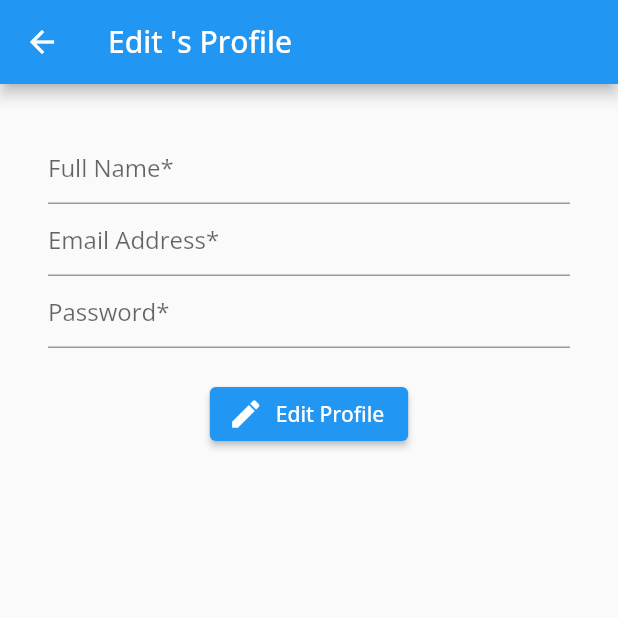
After one commit to pea10164268/reward_system, a Flutter app: the ProfileScreen screen opened by its route, after a tap on the "edit" icon, on a phone screen of 412 x 824 dp, the top half of it. The commit adds this screen. Run offline on Flutter 3.47's test engine with Material 2 defaults, Android fonts, the phone set to English and light mode, and no system bars; our stand-ins replace cloud_firestore, firebase_auth, firebase_core, google_fonts; accounts and stored records are empty.

Commit message:
Edit profile page created

```diff
--- a/reward_system/lib/Login/login_screen.dart
+++ b/reward_system/lib/Login/login_screen.dart
@@ -26,9 +26,11 @@ class _LoginScreenState extends State<LoginScreen> {
       Navigator.popAndPushNamed(context, '/tabs');
     } on FirebaseAuthException catch (e) {
       if (e.code == 'user-not-found') {
-        debugPrint('No user found with that email address.');
+        return const AlertDialog(
+            title: Text('No user found with that email address.'));
       } else if (e.code == 'wrong-password') {
-        debugPrint('Wrong password provided for that user.');
+        return const AlertDialog(
+            title: Text('Wrong password provided for that user.'));
       }
     }
   }
--- /dev/null
+++ b/reward_system/lib/Tabs/Profile/profile_edit.dart
@@ -0,0 +1,129 @@
+import 'package:cloud_firestore/cloud_firestore.dart';
+import 'package:firebase_auth/firebase_auth.dart';
+import 'package:flutter/material.dart';
+
+class EditProfile extends StatefulWidget {
+  const EditProfile({Key? key}) : super(key: key);
+
+  @override
+  State<EditProfile> createState() => _EditProfileState();
+}
+
+class _EditProfileState extends State<EditProfile> {
+  final user = FirebaseAuth.instance.currentUser;
+  final myUserId = FirebaseAuth.instance.currentUser?.displayName;
+  final _auth = FirebaseAuth.instance;
+  final _formKey = GlobalKey<FormState>();
+  final TextEditingController _fullNameController = TextEditingController();
+  final TextEditingController _emailController = TextEditingController();
+  final TextEditingController _passwordController = TextEditingController();
+
+  Future editUser() {
+    FirebaseFirestore.instance.collection("users").doc(user?.uid).update({
+      "full_name": _fullNameController.text,
+      "email": _emailController.text,
+      "password": _passwordController.text,
+    });
+    user?.updateDisplayName(user?.displayName);
+    user?.updateEmail(_emailController.text);
+    user?.updatePassword(_passwordController.text);
+    user?.reload();
+    return showDialog(
+        context: context,
+        builder: (BuildContext context) {
+          return AlertDialog(
+            title: const Text("Success!"),
+            content: const Text(
+                "Edit Successful!\n You will be logged out and redirected back to the log in page!"),
+            actions: [
+              TextButton(
+                  onPressed: () async {
+                    await _auth.signOut();
+                    Navigator.pushReplacementNamed(context, '/login');
+                  },
+                  child: const Text('Redirect to Login Page!')),
+            ],
+          );
+        });
+  }
+
+  Widget form() {
+    return Expanded(
+      child: Form(
+          key: _formKey,
+          child: Padding(
+              padding: const EdgeInsets.all(32),
+              child: Column(
+                children: <Widget>[
+                  TextFormField(
+                    controller: _fullNameController,
+                    decoration: const InputDecoration(
+                        hintText: 'Full Name*',
+                        hintStyle: TextStyle(fontWeight: FontWeight.normal)),
+                    validator: (value) {
+                      if (value == null || value.isEmpty) {
+                        return 'Please enter your full name.';
+                      }
+                      return null;
+                    },
+                  ),
+                  TextFormField(
+                    controller: _emailController,
+                    decoration: const InputDecoration(
+                        hintText: 'Email Address*',
+                        hintStyle: TextStyle(fontWeight: FontWeight.normal)),
+                    validator: (value) {
+                      if (value == null || value.isEmpty) {
+                        return 'Please enter your email address.';
+                      }
+                      return null;
+                    },
+                  ),
+                  TextFormField(
+                    obscureText: true,
+                    controller: _passwordController,
+                    decoration: const InputDecoration(
+                        hintText: 'Password*',
+                        hintStyle: TextStyle(fontWeight: FontWeight.normal)),
+                    validator: (value) {
+                      if (value == null || value.isEmpty) {
+                        return 'Please enter your password.';
+                      }
+                      return null;
+                    },
+                  ),
+                  const SizedBox(height: 20),
+                  ElevatedButton.icon(
+                    onPressed: () {
+                      if (_formKey.currentState!.validate()) {
+                        editUser();
+                      }
+                    },
+                    icon: const Icon(
+                      Icons.edit,
+                      color: Colors.white,
+                    ),
+                    label: const Text(
+                      "Edit Profile",
+                    ),
+                  ),
+                ],
+              ))),
+    );
+  }
+
+  @override
+  Widget build(BuildContext context) {
+    return Scaffold(
+      resizeToAvoidBottomInset: false,
+      appBar: AppBar(
+        title: Text('Edit $myUserId\'s Profile'),
+      ),
+      body: Column(children: [
+        Expanded(
+          child: form(),
+        )
+      ]),
+    );
+  }
+}
--- a/reward_system/lib/Tabs/Profile/profile_screen.dart
+++ b/reward_system/lib/Tabs/Profile/profile_screen.dart
@@ -50,12 +50,12 @@ class _ProfileScreenState extends State<ProfileScreen> {
               label: const Text(
                 "Log out",
                 style: TextStyle(
-                  color: Colors.black,
+                  color: Colors.white,
                 ),
               ),
               icon: const Icon(
                 Icons.logout_sharp,
-                color: Colors.black,
+                color: Colors.white,
               ),
             ),
           ],
@@ -64,7 +64,18 @@ class _ProfileScreenState extends State<ProfileScreen> {
           child: Column(
             mainAxisAlignment: MainAxisAlignment.start,
             children: [
-              const SizedBox(height: 15),
+              const Divider(thickness: 10),
+              Card(
+                child: ListTile(
+                  title: Text('$myUserId',
+                      style: const TextStyle(fontWeight: FontWeight.bold)),
+                  trailing: const Icon(Icons.edit),
+                  onTap: () {
+                    Navigator.pushNamed(context, '/profile/edit');
+                  },
+                ),
+              ),
+              const Divider(thickness: 10),
               const Text(
                 'Classroom',
                 style: TextStyle(
@@ -79,7 +90,8 @@ class _ProfileScreenState extends State<ProfileScreen> {
                 child: Column(
                   children: [
                     ListTile(
-                      title: const Text('Classroom list'),
+                      title: const Text('Classroom list',
+                          style: TextStyle(fontWeight: FontWeight.bold)),
                       leading: const Icon(Icons.class_),
                       trailing: const Icon(Icons.keyboard_arrow_right),
                       onTap: () {
@@ -88,7 +100,8 @@ class _ProfileScreenState extends State<ProfileScreen> {
                     ),
                     const Divider(thickness: 2),
                     ListTile(
-                      title: const Text('Add new classroom'),
+                      title: const Text('Add new classroom',
+                          style: TextStyle(fontWeight: FontWeight.bold)),
                       leading: const Icon(Icons.class_),
                       trailing: const Icon(Icons.keyboard_arrow_right),
                       onTap: () {
@@ -98,6 +111,7 @@ class _ProfileScreenState extends State<ProfileScreen> {
                   ],
                 ),
               ),
+              const Divider(thickness: 10),
               const Text(
                 'Student',
                 style: TextStyle(
@@ -112,7 +126,8 @@ class _ProfileScreenState extends State<ProfileScreen> {
                 child: Column(
                   children: [
                     ListTile(
-                      title: const Text('Student list'),
+                      title: const Text('Student list',
+                          style: TextStyle(fontWeight: FontWeight.bold)),
                       leading: const Icon(Icons.class_),
                       trailing: const Icon(Icons.keyboard_arrow_right),
                       onTap: () {
@@ -121,7 +136,8 @@ class _ProfileScreenState extends State<ProfileScreen> {
                     ),
                     const Divider(thickness: 2),
                     ListTile(
-                      title: const Text('Add new student'),
+                      title: const Text('Add new student',
+                          style: TextStyle(fontWeight: FontWeight.bold)),
                       leading: const Icon(Icons.class_),
                       trailing: const Icon(Icons.keyboard_arrow_right),
                       onTap: () {
@@ -131,6 +147,7 @@ class _ProfileScreenState extends State<ProfileScreen> {
                   ],
                 ),
               ),
+              const Divider(thickness: 10),
               const Text(
                 'Teacher',
                 style: TextStyle(
@@ -145,7 +162,8 @@ class _ProfileScreenState extends State<ProfileScreen> {
                 child: Column(
                   children: [
                     ListTile(
-                      title: const Text('Add new teacher'),
+                      title: const Text('Add new teacher',
+                          style: TextStyle(fontWeight: FontWeight.bold)),
                       leading: const Icon(Icons.class_),
                       trailing: const Icon(Icons.keyboard_arrow_right),
                       onTap: () {
@@ -155,6 +173,7 @@ class _ProfileScreenState extends State<ProfileScreen> {
                   ],
                 ),
               ),
+              const Divider(thickness: 10),
             ],
           ),
         ));
--- a/reward_system/lib/Tabs/Student/create_student.dart
+++ b/reward_system/lib/Tabs/Student/create_student.dart
@@ -29,6 +29,7 @@ class _CreateStudentState extends State<CreateStudent> {
       'full_name': _fullNameController.text,
       'class_name': classroom,
       'teacher': teacher,
+      'no_of_stars': 0,
     });
   }
 
--- a/reward_system/lib/main.dart
+++ b/reward_system/lib/main.dart
@@ -1,4 +1,5 @@
 import 'package:firebase_core/firebase_core.dart';
+import 'package:reward_system/Tabs/Profile/profile_edit.dart';
 import 'package:reward_system/Tabs/Stars/create_star.dart';
 import 'package:reward_system/Tabs/Stars/stars_students.dart';
 import 'package:reward_system/decisions_tree.dart';
@@ -42,6 +43,7 @@ class MyApp extends StatelessWidget {
         '/login': (context) => const LoginScreen(),
         '/register': (context) => const RegisterScreen(),
         '/profile': (context) => const ProfileScreen(),
+        '/profile/edit': (context) => const EditProfile(),
         '/teacher/add': (context) => const CreateTeacher(),
         '/student': (context) => const StudentList(),
         '/student/add': (context) => const CreateStudent(),
```
Also changed, not shown: reward_system/lib/Tabs/Stars/create_star.dart (+7 -5 lines), reward_system/lib/Tabs/Student/student_list.dart (+106 -6 lines), reward_system/lib/Tabs/Tabs.dart (+8 -7 lines).
